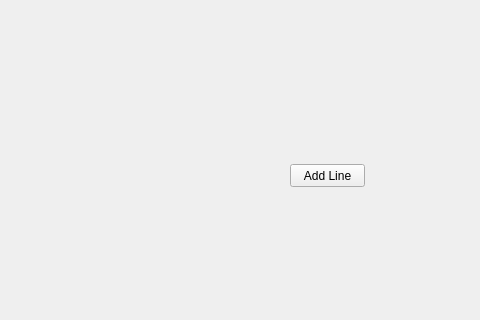
This is 2DGraphicsModeler/mainwindow.ui in Alex-the-666/2DGraphicsModular as Qt 5 draws it before an edit; both pictures show x 820 to 1300 and y 152 to 472 of the 1300 by 600 pixel window. The edited form follows.
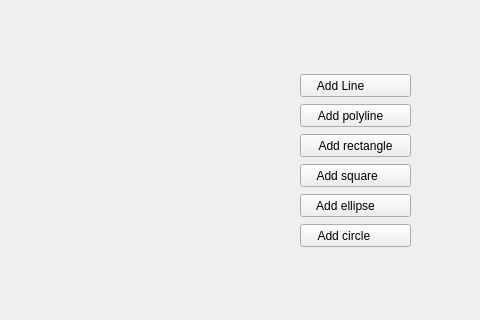
This is the edited form.

Patch:
```diff
--- a/2DGraphicsModeler/mainwindow.ui
+++ b/2DGraphicsModeler/mainwindow.ui
@@ -17,14 +17,79 @@
    <widget class="QPushButton" name="TestAddShape">
     <property name="geometry">
      <rect>
-      <x>1110</x>
+      <x>1120</x>
       <y>280</y>
-      <width>75</width>
+      <width>111</width>
       <height>23</height>
      </rect>
     </property>
     <property name="text">
-     <string>Add Line</string>
+     <string>Add square     </string>
+    </property>
+   </widget>
+   <widget class="QPushButton" name="TestAddShape_2">
+    <property name="geometry">
+     <rect>
+      <x>1120</x>
+      <y>250</y>
+      <width>111</width>
+      <height>23</height>
+     </rect>
+    </property>
+    <property name="text">
+     <string>Add rectangle</string>
+    </property>
+   </widget>
+   <widget class="QPushButton" name="TestAddShape_3">
+    <property name="geometry">
+     <rect>
+      <x>1120</x>
+      <y>220</y>
+      <width>111</width>
+      <height>23</height>
+     </rect>
+    </property>
+    <property name="text">
+     <string>Add polyline   </string>
+    </property>
+   </widget>
+   <widget class="QPushButton" name="TestAddShape_4">
+    <property name="geometry">
+     <rect>
+      <x>1120</x>
+      <y>190</y>
+      <width>111</width>
+      <height>23</height>
+     </rect>
+    </property>
+    <property name="text">
+     <string>Add Line         </string>
+    </property>
+   </widget>
+   <widget class="QPushButton" name="TestAddShape_5">
+    <property name="geometry">
+     <rect>
+      <x>1120</x>
+      <y>310</y>
+      <width>111</width>
+      <height>23</height>
+     </rect>
+    </property>
+    <property name="text">
+     <string>Add ellipse      </string>
+    </property>
+   </widget>
+   <widget class="QPushButton" name="TestAddShape_6">
+    <property name="geometry">
+     <rect>
+      <x>1120</x>
+      <y>340</y>
+      <width>111</width>
+      <height>23</height>
+     </rect>
+    </property>
+    <property name="text">
+     <string>Add circle       </string>
     </property>
    </widget>
   </widget>
```
Left out of the diff: 2 changed lines with no effect on the pictures.
